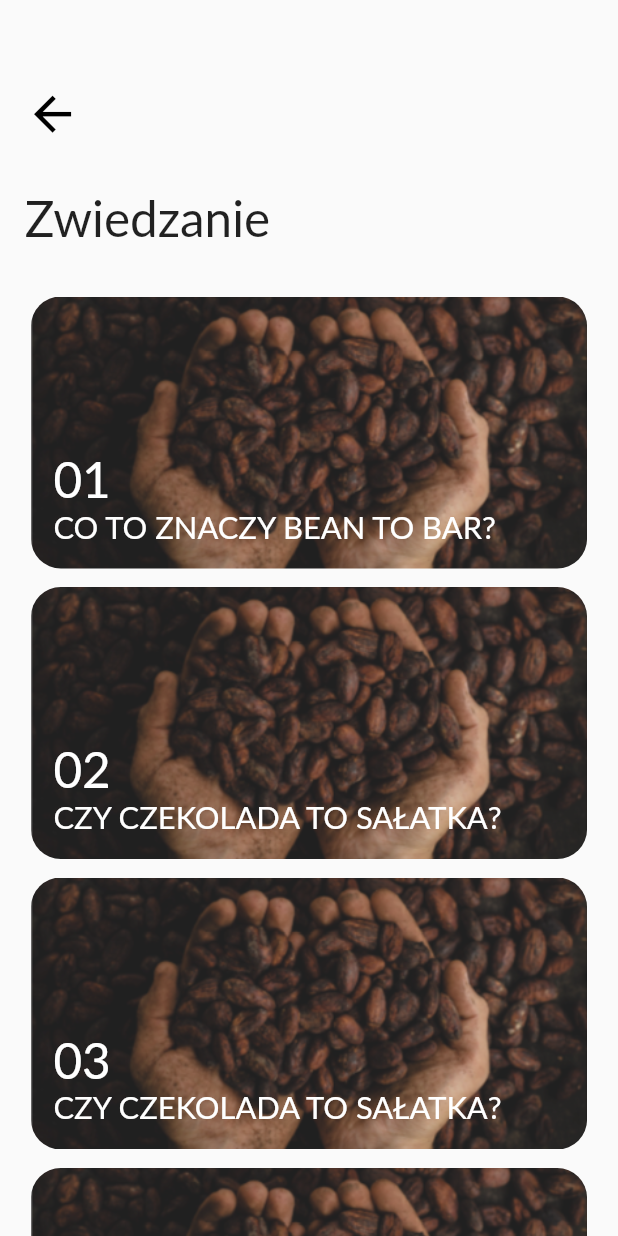
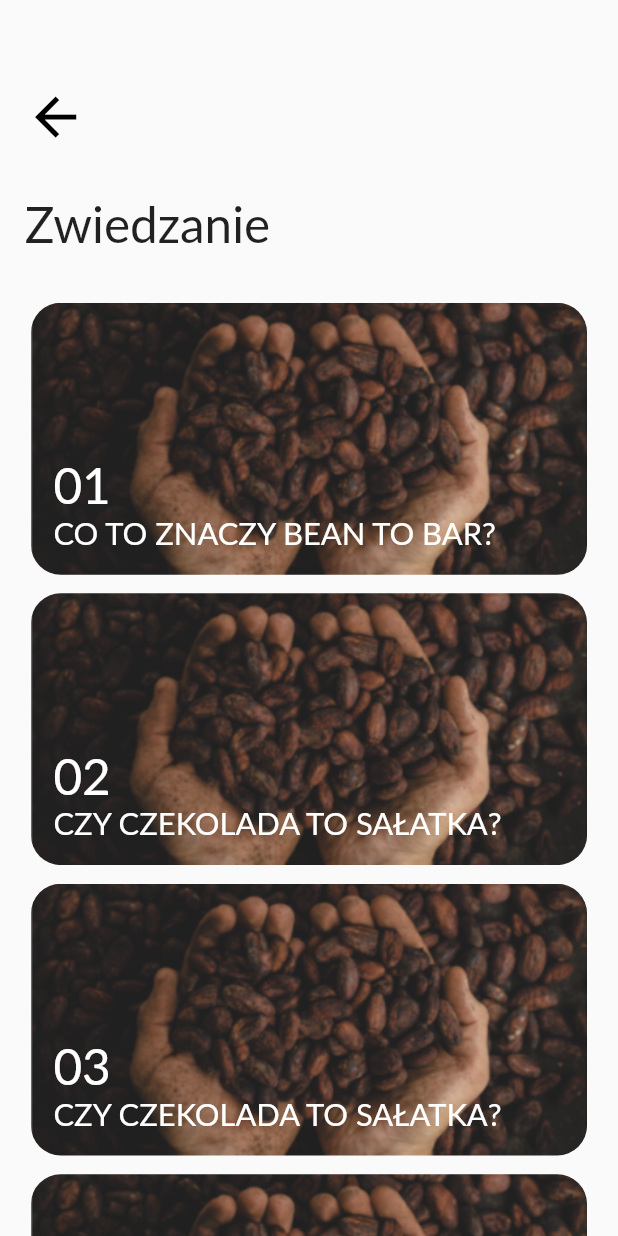
Before and after one commit to KajetanBilinski/BeskidChocolateApplication, a Flutter app: the screen it shows after launch, after a tap on "Zwiedzanie", on a phone screen of 412 x 824 dp. Run offline on Flutter 3.47's test engine with Material 2 defaults, Android fonts, the phone set to English and light mode, and no system bars; Roboto replaces fonts that are missing (Lato).

Commit message:
Added global variables

```diff
--- a/lib/main.dart
+++ b/lib/main.dart
@@ -2,10 +2,13 @@ import 'package:beskid_chcolate_app/pages/home_page.dart';
 import 'package:beskid_chcolate_app/utils/GlobalVariables.dart';
 import 'package:beskid_chcolate_app/utils/UtilsJson.dart';
 import 'package:flutter/material.dart';
+import 'package:flutter/services.dart';
 
 void main() {
   WidgetsFlutterBinding.ensureInitialized();
-  UtilsJson.readJsonData().then((_) {
+  UtilsJson.readJsonData();
+  SystemChrome.setPreferredOrientations([DeviceOrientation.portraitUp])
+      .then((_) {
     runApp(MyApp());
   });
 }
@@ -28,7 +31,7 @@ class MyApp extends StatelessWidget {
 
 void initializeGlobalValues(BuildContext context)
 {
-  GlobalVariables.backIconSize = MediaQuery.of(context).size.height * 0.045;
+  GlobalVariables.backIconSize = MediaQuery.of(context).size.height * 0.05;
 
   GlobalVariables.fontSizeButtonHomePage = MediaQuery.of(context).size.height * 0.03;
   GlobalVariables.buttonHeightHomePage = MediaQuery.of(context).size.height * 0.067;
@@ -48,7 +51,7 @@ void initializeGlobalValues(BuildContext context)
   GlobalVariables.spaceTitleTextAboutUs  = MediaQuery.of(context).size.height * 0.02;
   GlobalVariables.spaceTextAboutUs  = MediaQuery.of(context).size.height * 0.02;
   GlobalVariables.spaceIconTextAboutUs  = MediaQuery.of(context).size.width * 0.04;
-  GlobalVariables.spaceNoteHeightAboutUs  = MediaQuery.of(context).size.height * 0.11;
+  GlobalVariables.spaceNoteHeightAboutUs  = MediaQuery.of(context).size.height * 0.125;
   GlobalVariables.spaceNoteWidthAboutUs  = MediaQuery.of(context).size.width * 0.07;
   GlobalVariables.spaceRowNoteAboutUs  = MediaQuery.of(context).size.height * 0.1;
   GlobalVariables.spaceButtonAboutUs  = MediaQuery.of(context).size.height * 0.025;
@@ -65,4 +68,17 @@ void initializeGlobalValues(BuildContext context)
   GlobalVariables.presentationButtonTextSize  = MediaQuery.of(context).size.height * 0.025;
   GlobalVariables.presentationNumberTextSize  = MediaQuery.of(context).size.height * 0.04;
   GlobalVariables.presentationTitleTextSize  = MediaQuery.of(context).size.height * 0.04;
+
+  GlobalVariables.informationImageWidth  = MediaQuery.of(context).size.width;
+  GlobalVariables.informationImageHeight  = MediaQuery.of(context).size.height*0.4;
+  GlobalVariables.informationSpaceTextLeft  = MediaQuery.of(context).size.width*0.07;
+  GlobalVariables.informationSpaceTextDown  = MediaQuery.of(context).size.height*0.03;
+  GlobalVariables.informationImageTextSize  = MediaQuery.of(context).size.height*0.02;
+  GlobalVariables.informationImageTitleSize  = MediaQuery.of(context).size.height*0.035;
+  GlobalVariables.informationContentTextSize  = MediaQuery.of(context).size.height*0.04;
+  GlobalVariables.informationSpaceImage  = MediaQuery.of(context).size.height*0.015;
+  GlobalVariables.informationSpaceIcon  = MediaQuery.of(context).size.height*0.04;
+  GlobalVariables.informationSpaceRow  = MediaQuery.of(context).size.height*0.04;
+  GlobalVariables.informationIconWidth  = MediaQuery.of(context).size.height*0.35;
+  GlobalVariables.informationIconHeight  = MediaQuery.of(context).size.height*0.5;
 }
--- a/lib/utils/GlobalVariables.dart
+++ b/lib/utils/GlobalVariables.dart
@@ -39,8 +39,18 @@ class GlobalVariables {
   static double presentationTitleTextSize=0.0;
   static double presentationSpaceTitle=0.0;
 
-
-
+  static double informationImageWidth=0.0;
+  static double informationImageHeight=0.0;
+  static double informationSpaceTextLeft=0.0;
+  static double informationSpaceTextDown=0.0;
+  static double informationImageTextSize=0.0;
+  static double informationImageTitleSize=0.0;
+  static double informationContentTextSize=0.0;
+  static double informationSpaceImage=0.0;
+  static double informationSpaceIcon=0.0;
+  static double informationSpaceRow=0.0;
+  static double informationIconWidth=0.0;
+  static double informationIconHeight=0.0;
 
 
 }
```
